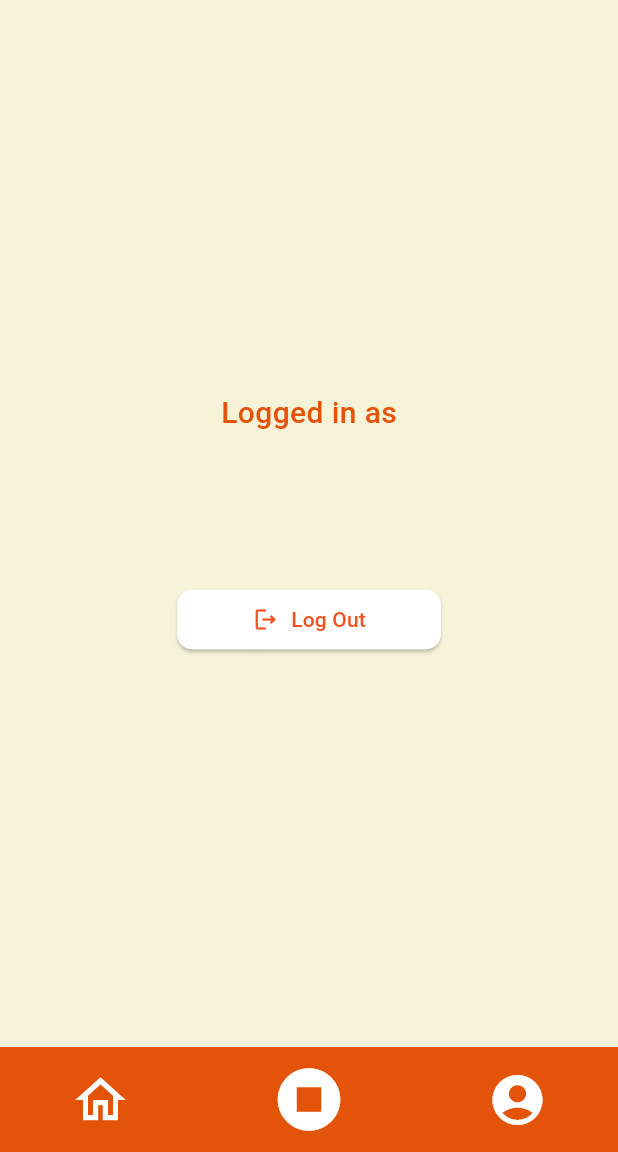
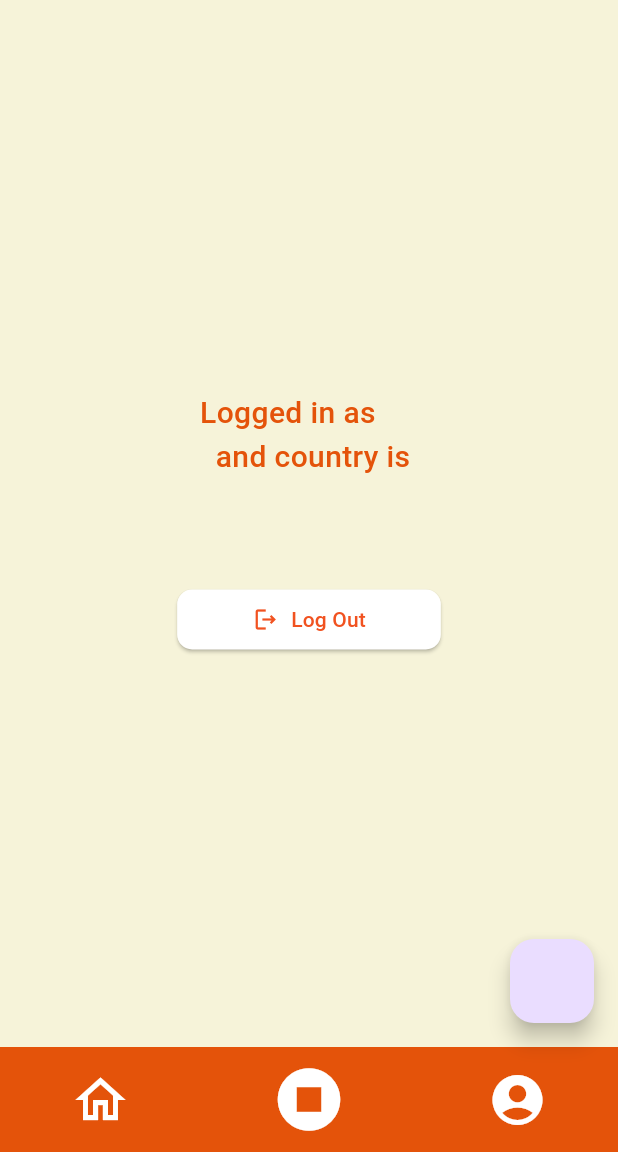
Before and after one commit to ACMHacettepeDevelopers/inform-me-gsc-backend, a Flutter app: the screen it shows once a user with an empty profile is signed in, item 3 of the bottom bar chosen, on a phone screen of 412 x 824 dp, the part 84-1236 px from its top. Run offline on Flutter 3.47's test engine with Material 3 defaults, Android fonts, the phone set to English and light mode, and no system bars; our stand-ins replace cloud_firestore, csc_picker, firebase_auth, firebase_core, google_sign_in; accounts and stored records are empty.

Commit message:
CRUD Read File

```diff
--- a/flutter_project/lib/home_pages/home_page.dart
+++ b/flutter_project/lib/home_pages/home_page.dart
@@ -1,5 +1,6 @@
 // ignore_for_file: prefer_const_constructors
 
+import 'package:cloud_firestore/cloud_firestore.dart';
 import 'package:flutter/material.dart';
 import 'package:firebase_auth/firebase_auth.dart';
 
@@ -7,7 +8,6 @@ import 'categories.dart';
 
 class Home extends StatelessWidget {
   Home({super.key});
-
 
   // This widget is the root of your application.
   @override
@@ -36,6 +36,9 @@ class HomePage extends StatefulWidget {
 class _HomePageState extends State<HomePage> {
   int pageIndex = 0;
   int button_clicked = 0;
+  void signUserOut() {
+    FirebaseAuth.instance.signOut();
+  }
 
   final pages = [
     const Page1(),
@@ -59,12 +62,15 @@ class _HomePageState extends State<HomePage> {
         centerTitle: true,
         backgroundColor: Colors.white,
       ),
+      floatingActionButton: FloatingActionButton(
+        onPressed: () {
+          signUserOut();
+        },
+      ),
       body: pages[pageIndex],
       bottomNavigationBar: buildMyNavBar(context),
     );
   }
-
-
 
   Container buildMyNavBar(BuildContext context) {
     return Container(
@@ -106,7 +112,6 @@ class _HomePageState extends State<HomePage> {
                 button_clicked == 1 ? button_clicked = 0 : button_clicked = 1;
               });
             },
-
             icon: button_clicked == 0
                 ? const Icon(
                     Icons.stop_circle,
@@ -193,7 +198,7 @@ class Page3 extends StatelessWidget {
 
   @override
   Widget build(BuildContext context) {
-    final user = FirebaseAuth.instance.currentUser!;
+    final currentUser = FirebaseAuth.instance.currentUser!;
 
     // Sign user out method
     void signUserOut() {
@@ -205,9 +210,19 @@ class Page3 extends StatelessWidget {
       child: Column(
         mainAxisAlignment: MainAxisAlignment.center,
         children: [
+          StreamBuilder<DocumentSnapshot>(
+            stream: FirebaseFirestore.instance
+                .collection('users')
+                .doc(currentUser.email)
+                .snapshots(),
+            builder: (context, snapshot) {
+              if (snapshot.hasData) {
+                final userData = snapshot.data!.data() as Map<String, dynamic>;
+                return Column(
+                  children: [
                     Center(
                       child: Text(
-              "Logged in as\n ${user.email}",
+                        "Logged in as\n ${currentUser.email} and country is ${userData['country']}",
                         style: TextStyle(
                           color: Color.fromARGB(255, 228, 83, 10),
                           fontSize: 20,
@@ -215,12 +230,26 @@ class Page3 extends StatelessWidget {
                         ),
                       ),
                     ),
-          SizedBox(height: 50), // Add some space between the button and the text
+                  ],
+                );
+              } else if (snapshot.hasError) {
+                return Center(
+                  child: Text('Error${snapshot.error}'),
+                );
+              }
+              return const Center(
+                child: CircularProgressIndicator(),
+              );
+            },
+          ),
+
+          SizedBox(
+              height: 50), // Add some space between the button and the text
           Container(
             padding: EdgeInsets.fromLTRB(20, 20, 20, 0),
             child: ElevatedButton.icon(
               onPressed: () {
-                      onPressed: signUserOut();
+                signUserOut();
               },
               style: ElevatedButton.styleFrom(
                 backgroundColor: Colors.white,
```
Also changed, not shown: flutter_project/lib/login_pages/sign_up_page.dart (+16 -7 lines), 3 other files. Lines whose indentation alone changed are shown as unchanged.
